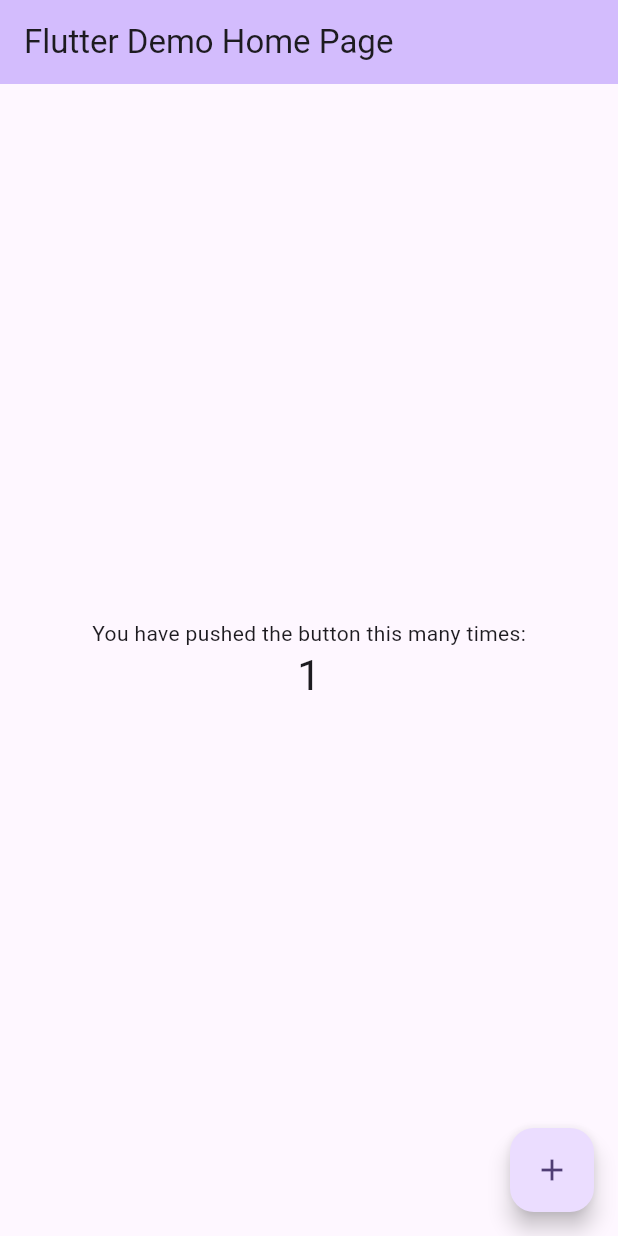
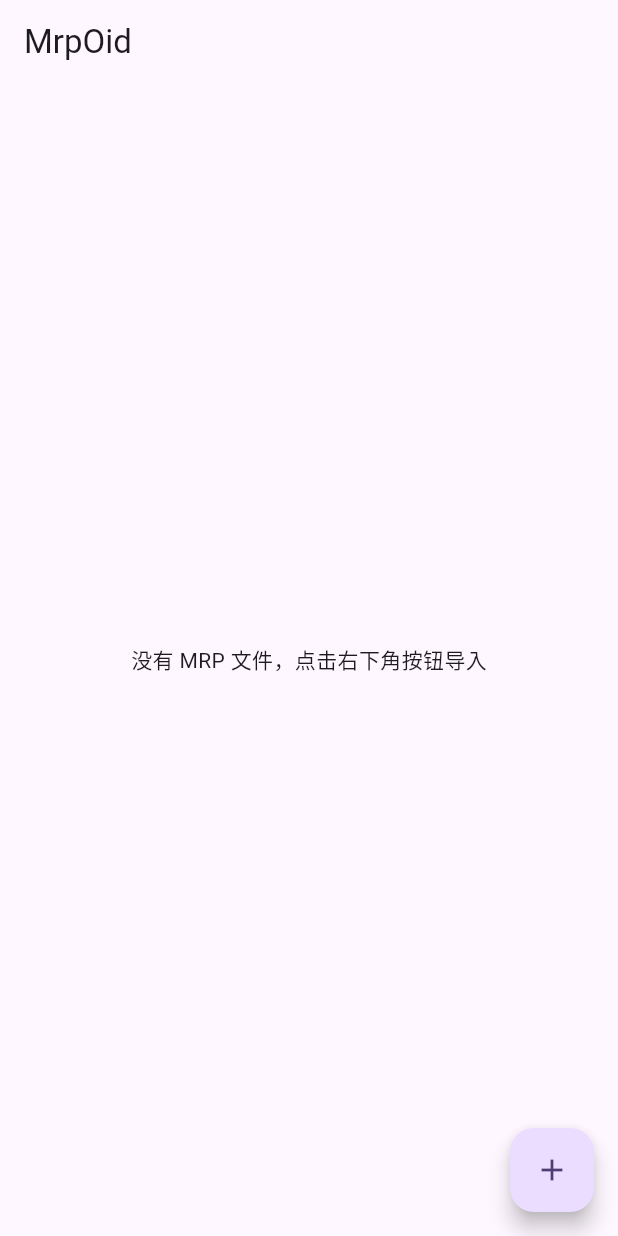
Before and after one commit to open-skyengine/skyengine-flutter, a Flutter app: the screen it shows after launch, after a tap on the "add" icon, on a phone screen of 412 x 824 dp. Run offline on Flutter 3.47's test engine with Material 3 defaults, Android fonts, the phone set to English and light mode, and no system bars; our stand-ins replace file_picker; missing offline and left inert: dart:ffi.

Commit message:
feat: 对接vmrp

```diff
--- a/lib/main.dart
+++ b/lib/main.dart
@@ -1,4 +1,8 @@
+import 'dart:io';
 import 'package:flutter/material.dart';
+import 'package:file_picker/file_picker.dart';
+import 'package:path_provider/path_provider.dart';
+import 'mrp_player_page.dart';
 
 void main() {
   runApp(const MyApp());
@@ -7,114 +11,108 @@ void main() {
 class MyApp extends StatelessWidget {
   const MyApp({super.key});
 
-  // This widget is the root of your application.
   @override
   Widget build(BuildContext context) {
     return MaterialApp(
-      title: 'Flutter Demo',
+      title: 'MrpOid',
       theme: ThemeData(
-        // This is the theme of your application.
-        //
-        // TRY THIS: Try running your application with "flutter run". You'll see
-        // the application has a purple toolbar. Then, without quitting the app,
-        // try changing the seedColor in the colorScheme below to Colors.green
-        // and then invoke "hot reload" (save your changes or press the "hot
-        // reload" button in a Flutter-supported IDE, or press "r" if you used
-        // the command line to start the app).
-        //
-        // Notice that the counter didn't reset back to zero; the application
-        // state is not lost during the reload. To reset the state, use hot
-        // restart instead.
-        //
-        // This works for code too, not just values: Most code changes can be
-        // tested with just a hot reload.
-        colorScheme: .fromSeed(seedColor: Colors.deepPurple),
+        colorScheme: ColorScheme.fromSeed(seedColor: Colors.deepPurple),
       ),
-      home: const MyHomePage(title: 'Flutter Demo Home Page'),
+      home: const HomePage(),
     );
   }
 }
 
-class MyHomePage extends StatefulWidget {
-  const MyHomePage({super.key, required this.title});
-
-  // This widget is the home page of your application. It is stateful, meaning
-  // that it has a State object (defined below) that contains fields that affect
-  // how it looks.
-
-  // This class is the configuration for the state. It holds the values (in this
-  // case the title) provided by the parent (in this case the App widget) and
-  // used by the build method of the State. Fields in a Widget subclass are
-  // always marked "final".
-
-  final String title;
+class HomePage extends StatefulWidget {
+  const HomePage({super.key});
 
   @override
-  State<MyHomePage> createState() => _MyHomePageState();
+  State<HomePage> createState() => _HomePageState();
 }
 
-class _MyHomePageState extends State<MyHomePage> {
-  int _counter = 0;
+class _HomePageState extends State<HomePage> {
+  List<FileSystemEntity> _mrpFiles = [];
+  String? _mrpDir;
 
-  void _incrementCounter() {
+  @override
+  void initState() {
+    super.initState();
+    _loadMrpFiles();
+  }
+
+  Future<void> _loadMrpFiles() async {
+    final dir = await getApplicationDocumentsDirectory();
+    final mrpDir = Directory('${dir.path}/mythroad');
+    if (!await mrpDir.exists()) {
+      await mrpDir.create(recursive: true);
+    }
     setState(() {
-      // This call to setState tells the Flutter framework that something has
-      // changed in this State, which causes it to rerun the build method below
-      // so that the display can reflect the updated values. If we changed
-      // _counter without calling setState(), then the build method would not be
-      // called again, and so nothing would appear to happen.
-      _counter++;
+      _mrpDir = mrpDir.path;
     });
+    await _refreshFileList();
+  }
+
+  Future<void> _refreshFileList() async {
+    if (_mrpDir == null) return;
+    final dir = Directory(_mrpDir!);
+    final files = await dir
+        .list()
+        .where((e) => e.path.toLowerCase().endsWith('.mrp'))
+        .toList();
+    setState(() {
+      _mrpFiles = files;
+    });
+  }
+
+  Future<void> _pickAndCopyMrp() async {
+    final result = await FilePicker.platform.pickFiles(
+      type: FileType.any,
+    );
+    if (result == null || result.files.isEmpty) return;
+
+    final pickedFile = result.files.first;
+    if (pickedFile.path == null) return;
+
+    final source = File(pickedFile.path!);
+    final dest = File('$_mrpDir/${pickedFile.name}');
+    await source.copy(dest.path);
+    await _refreshFileList();
+  }
+
+  void _runMrp(String path) {
+    Navigator.of(context).push(
+      MaterialPageRoute(
+        builder: (_) => MrpPlayerPage(mrpPath: path),
+      ),
+    );
   }
 
   @override
   Widget build(BuildContext context) {
-    // This method is rerun every time setState is called, for instance as done
-    // by the _incrementCounter method above.
-    //
-    // The Flutter framework has been optimized to make rerunning build methods
-    // fast, so that you can just rebuild anything that needs updating rather
-    // than having to individually change instances of widgets.
     return Scaffold(
       appBar: AppBar(
-        // TRY THIS: Try changing the color here to a specific color (to
-        // Colors.amber, perhaps?) and trigger a hot reload to see the AppBar
-        // change color while the other colors stay the same.
-        backgroundColor: Theme.of(context).colorScheme.inversePrimary,
-        // Here we take the value from the MyHomePage object that was created by
-        // the App.build method, and use it to set our appbar title.
-        title: Text(widget.title),
+        title: const Text('MrpOid'),
       ),
-      body: Center(
-        // Center is a layout widget. It takes a single child and positions it
-        // in the middle of the parent.
-        child: Column(
-          // Column is also a layout widget. It takes a list of children and
-          // arranges them vertically. By default, it sizes itself to fit its
-          // children horizontally, and tries to be as tall as its parent.
-          //
-          // Column has various properties to control how it sizes itself and
-          // how it positions its children. Here we use mainAxisAlignment to
-          // center the children vertically; the main axis here is the vertical
-          // axis because Columns are vertical (the cross axis would be
-          // horizontal).
-          //
-          // TRY THIS: Invoke "debug painting" (choose the "Toggle Debug Paint"
-          // action in the IDE, or press "p" in the console), to see the
-          // wireframe for each widget.
-          mainAxisAlignment: .center,
-          children: [
-            const Text('You have pushed the button this many times:'),
-            Text(
-              '$_counter',
-              style: Theme.of(context).textTheme.headlineMedium,
+      body: _mrpFiles.isEmpty
+          ? const Center(
+              child: Text('没有 MRP 文件，点击右下角按钮导入'),
+            )
+          : ListView.builder(
+              itemCount: _mrpFiles.length,
+              itemBuilder: (context, index) {
+                final file = _mrpFiles[index];
+                final name = file.path.split(Platform.pathSeparator).last;
+                return ListTile(
+                  leading: const Icon(Icons.videogame_asset),
+                  title: Text(name),
+                  subtitle: Text(file.path),
+                  onTap: () => _runMrp(file.path),
+                );
+              },
             ),
-          ],
-        ),
-      ),
       floatingActionButton: FloatingActionButton(
-        onPressed: _incrementCounter,
-        tooltip: 'Increment',
+        onPressed: _pickAndCopyMrp,
+        tooltip: '导入 MRP 文件',
         child: const Icon(Icons.add),
       ),
     );
--- a/pubspec.yaml
+++ b/pubspec.yaml
@@ -31,9 +31,10 @@ dependencies:
   flutter:
     sdk: flutter
 
-  # The following adds the Cupertino Icons font to your application.
-  # Use with the CupertinoIcons class for iOS style icons.
   cupertino_icons: ^1.0.8
+  ffi: ^2.1.0
+  path_provider: ^2.1.0
+  file_picker: ^8.0.0
 
 dev_dependencies:
   flutter_test:
```
Also changed, not shown: lib/mrp_player_page.dart (added, +139 -0 lines), lib/vmrp_bindings.dart (added, +80 -0 lines), lib/vmrp_engine.dart (added, +168 -0 lines), lib/vmrp_widget.dart (added, +128 -0 lines), pubspec.lock, 4 other files.
